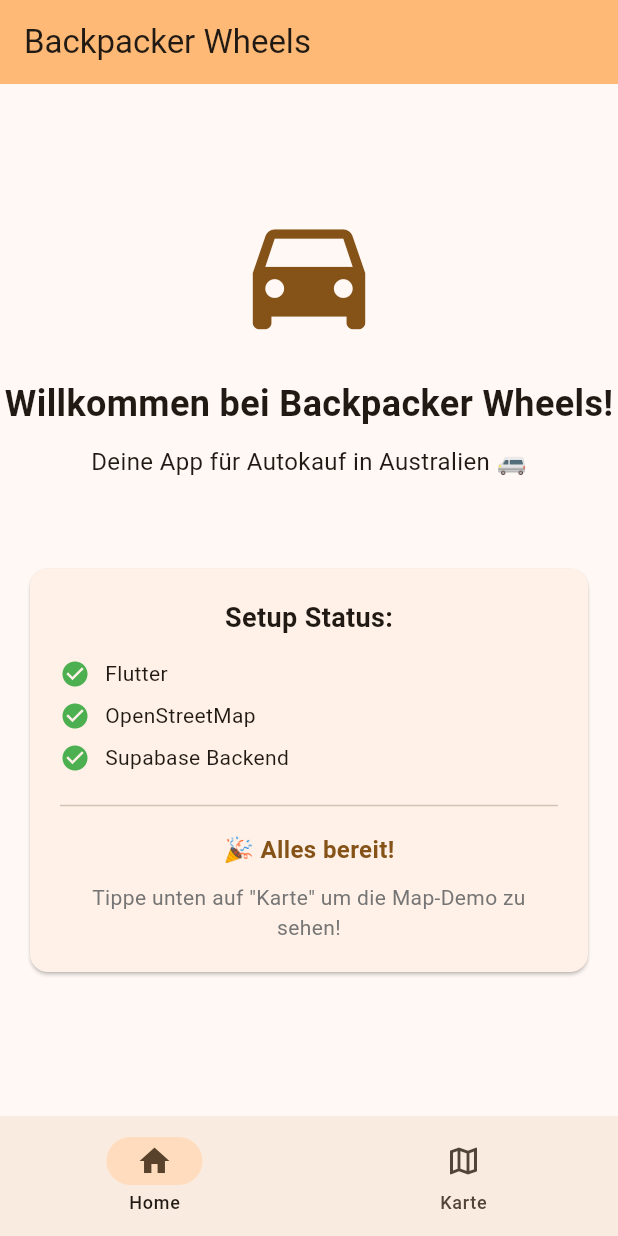
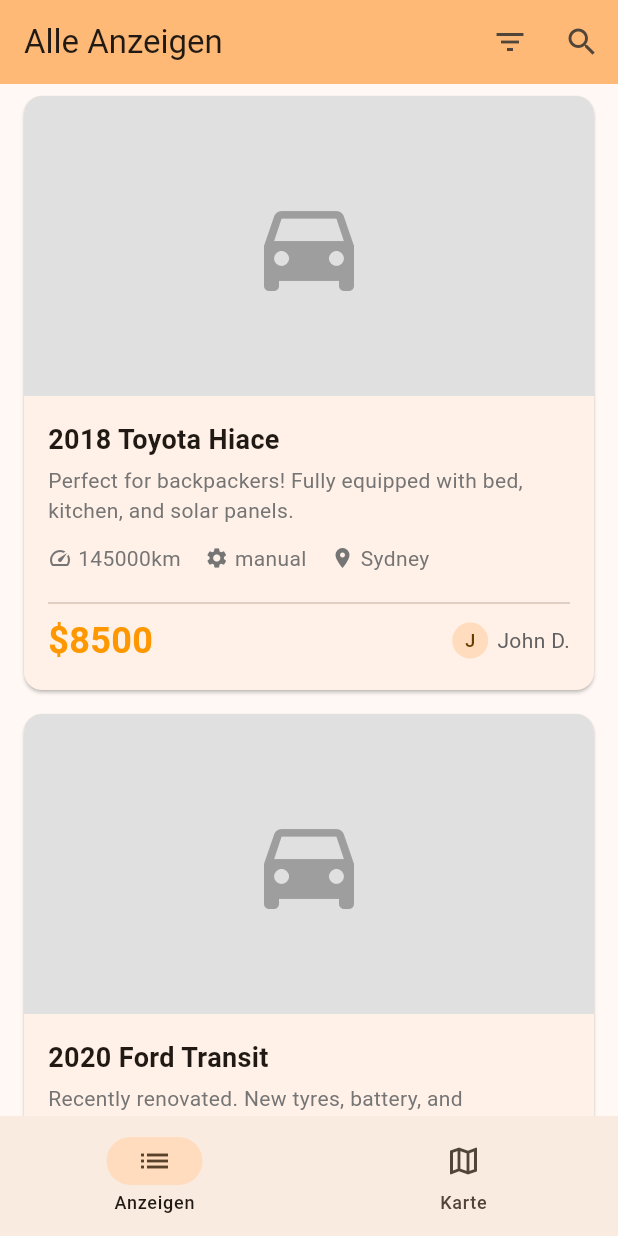
Before and after one commit to ben24188/Backpacker-Wheels, a Flutter app: the screen it shows after launch, on a phone screen of 412 x 824 dp. Run offline on Flutter 3.47's test engine with Material 3 defaults, Android fonts, the phone set to English and light mode, and no system bars; our stand-ins replace flutter_map, latlong2, supabase_flutter; accounts and stored records are empty.

Commit message:
Anzeigen-Feed mit Vehicle Cards und Datenmodell hinzugefügt

```diff
--- a/lib/main.dart
+++ b/lib/main.dart
@@ -2,6 +2,7 @@
 import 'package:supabase_flutter/supabase_flutter.dart';
 import 'config/supabase_config.dart';
 import 'screens/map_screen.dart';
+import 'screens/feed_screen.dart';
 
 void main() async {
   WidgetsFlutterBinding.ensureInitialized();
@@ -49,7 +50,7 @@
   int _currentIndex = 0;
 
   final List<Widget> _screens = [
-    const HomePage(),
+    const FeedScreen(),
     const MapScreen(),
   ];
 
@@ -66,9 +67,9 @@
         },
         destinations: const [
           NavigationDestination(
-            icon: Icon(Icons.home_outlined),
-            selectedIcon: Icon(Icons.home),
-            label: 'Home',
+            icon: Icon(Icons.list_outlined),
+            selectedIcon: Icon(Icons.list),
+            label: 'Anzeigen',
           ),
           NavigationDestination(
             icon: Icon(Icons.map_outlined),
@@ -80,93 +81,3 @@
     );
   }
 }
-
-class HomePage extends StatelessWidget {
-  const HomePage({super.key});
-
-  @override
-  Widget build(BuildContext context) {
-    return Scaffold(
-      appBar: AppBar(
-        title: const Text('Backpacker Wheels'),
-        backgroundColor: Theme.of(context).colorScheme.inversePrimary,
-      ),
-      body: Center(
-        child: Column(
-          mainAxisAlignment: MainAxisAlignment.center,
-          children: [
-            Icon(
-              Icons.directions_car,
-              size: 100,
-              color: Theme.of(context).colorScheme.primary,
-            ),
-            const SizedBox(height: 20),
-            const Text(
-              'Willkommen bei Backpacker Wheels!',
-              style: TextStyle(fontSize: 24, fontWeight: FontWeight.bold),
-            ),
-            const SizedBox(height: 10),
-            const Text(
-              'Deine App für Autokauf in Australien 🚐',
-              style: TextStyle(fontSize: 16),
-              textAlign: TextAlign.center,
-            ),
-            const SizedBox(height: 40),
-            _buildStatusCard(context),
-          ],
-        ),
-      ),
-    );
-  }
-
-  Widget _buildStatusCard(BuildContext context) {
-    return Card(
-      margin: const EdgeInsets.all(20),
-      child: Padding(
-        padding: const EdgeInsets.all(20),
-        child: Column(
-          children: [
-            const Text(
-              'Setup Status:',
-              style: TextStyle(fontSize: 18, fontWeight: FontWeight.bold),
-            ),
-            const SizedBox(height: 10),
-            _buildStatusRow(Icons.check_circle, 'Flutter', Colors.green),
-            _buildStatusRow(Icons.check_circle, 'OpenStreetMap', Colors.green),
-            _buildStatusRow(Icons.check_circle, 'Supabase Backend', Colors.green),
-            const SizedBox(height: 10),
-            const Divider(),
-            const SizedBox(height: 10),
-            Text(
-              '🎉 Alles bereit!',
-              style: TextStyle(
-                fontSize: 16,
-                color: Theme.of(context).colorScheme.primary,
-                fontWeight: FontWeight.bold,
-              ),
-            ),
-            const SizedBox(height: 10),
-            Text(
-              'Tippe unten auf "Karte" um die Map-Demo zu sehen!',
-              style: TextStyle(color: Colors.grey[600]),
-              textAlign: TextAlign.center,
-            ),
-          ],
-        ),
-      ),
-    );
-  }
-
-  Widget _buildStatusRow(IconData icon, String label, Color color) {
-    return Padding(
-      padding: const EdgeInsets.symmetric(vertical: 4),
-      child: Row(
-        children: [
-          Icon(icon, color: color, size: 20),
-          const SizedBox(width: 10),
-          Text(label),
-        ],
-      ),
-    );
-  }
-}
--- /dev/null
+++ b/lib/models/vehicle.dart
@@ -0,0 +1,100 @@
+import 'package:latlong2/latlong.dart';
+
+class Vehicle {
+  final String id;
+  final String userId;
+  final String title;
+  final String description;
+  final String make;
+  final String model;
+  final int year;
+  final double price;
+  final int? mileage;
+  final String? fuelType;
+  final String? transmission;
+  final LatLng location;
+  final String? city;
+  final String? state;
+  final String status;
+  final List<String> images;
+  final DateTime createdAt;
+  final String? sellerName;
+
+  Vehicle({
+    required this.id,
+    required this.userId,
+    required this.title,
+    required this.description,
+    required this.make,
+    required this.model,
+    required this.year,
+    required this.price,
+    this.mileage,
+    this.fuelType,
+    this.transmission,
+    required this.location,
+    this.city,
+    this.state,
+    this.status = 'available',
+    this.images = const [],
+    required this.createdAt,
+    this.sellerName,
+  });
+
+  // Von Supabase JSON zu Vehicle
+  factory Vehicle.fromJson(Map<String, dynamic> json) {
+    return Vehicle(
+      id: json['id'],
+      userId: json['user_id'],
+      title: json['title'],
+      description: json['description'] ?? '',
+      make: json['make'],
+      model: json['model'],
+      year: json['year'],
+      price: (json['price'] as num).toDouble(),
+      mileage: json['mileage'],
+      fuelType: json['fuel_type'],
+      transmission: json['transmission'],
+      location: LatLng(
+        (json['latitude'] as num).toDouble(),
+        (json['longitude'] as num).toDouble(),
+      ),
+      city: json['city'],
+      state: json['state'],
+      status: json['status'] ?? 'available',
+      images: json['images'] != null
+          ? List<String>.from(json['images'])
+          : [],
+      createdAt: DateTime.parse(json['created_at']),
+      sellerName: json['seller_name'],
+    );
+  }
+
+  // Vehicle zu Supabase JSON
+  Map<String, dynamic> toJson() {
+    return {
+      'user_id': userId,
+      'title': title,
+      'description': description,
+      'make': make,
+      'model': model,
+      'year': year,
+      'price': price,
+      'mileage': mileage,
+      'fuel_type': fuelType,
+      'transmission': transmission,
+      'latitude': location.latitude,
+      'longitude': location.longitude,
+      'city': city,
+      'state': state,
+      'status': status,
+      'images': images,
+    };
+  }
+
+  // Formatierter Preis
+  String get formattedPrice => '\$${price.toStringAsFixed(0)}';
+
+  // Vollständiger Titel mit Jahr
+  String get fullTitle => '$year $make $model';
+}
--- /dev/null
+++ b/lib/screens/feed_screen.dart
@@ -0,0 +1,214 @@
+import 'package:flutter/material.dart';
+import 'package:latlong2/latlong.dart';
+import '../models/vehicle.dart';
+import '../widgets/vehicle_card.dart';
+
+class FeedScreen extends StatefulWidget {
+  const FeedScreen({super.key});
+
+  @override
+  State<FeedScreen> createState() => _FeedScreenState();
+}
+
+class _FeedScreenState extends State<FeedScreen> {
+  // Demo-Daten (später von Supabase laden)
+  late List<Vehicle> _vehicles;
+  bool _isLoading = false;
+
+  @override
+  void initState() {
+    super.initState();
+    _loadDemoVehicles();
+  }
+
+  void _loadDemoVehicles() {
+    _vehicles = [
+      Vehicle(
+        id: '1',
+        userId: 'user1',
+        title: 'Toyota Hiace Campervan',
+        description: 'Perfect for backpackers! Fully equipped with bed, kitchen, and solar panels.',
+        make: 'Toyota',
+        model: 'Hiace',
+        year: 2018,
+        price: 8500,
+        mileage: 145000,
+        fuelType: 'diesel',
+        transmission: 'manual',
+        location: const LatLng(-33.8688, 151.2093),
+        city: 'Sydney',
+        state: 'NSW',
+        status: 'available',
+        images: [],
+        createdAt: DateTime.now().subtract(const Duration(days: 2)),
+        sellerName: 'John D.',
+      ),
+      Vehicle(
+        id: '2',
+        userId: 'user2',
+        title: 'Ford Transit Camper',
+        description: 'Recently renovated. New tyres, battery, and registration. Ready for adventures!',
+        make: 'Ford',
+        model: 'Transit',
+        year: 2020,
+        price: 12000,
+        mileage: 98000,
+        fuelType: 'diesel',
+        transmission: 'manual',
+        location: const LatLng(-37.8136, 144.9631),
+        city: 'Melbourne',
+        state: 'VIC',
+        status: 'available',
+        images: [],
+        createdAt: DateTime.now().subtract(const Duration(days: 5)),
+        sellerName: 'Sarah M.',
+      ),
+      Vehicle(
+        id: '3',
+        userId: 'user3',
+        title: 'VW Transporter T5',
+        description: 'Iconic VW camper with pop-top roof. Drives like a dream!',
+        make: 'Volkswagen',
+        model: 'Transporter',
+        year: 2019,
+        price: 15500,
+        mileage: 112000,
+        fuelType: 'diesel',
+        transmission: 'automatic',
+        location: const LatLng(-27.4698, 153.0251),
+        city: 'Brisbane',
+        state: 'QLD',
+        status: 'available',
+        images: [],
+        createdAt: DateTime.now().subtract(const Duration(days: 1)),
+        sellerName: 'Mike R.',
+      ),
+      Vehicle(
+        id: '4',
+        userId: 'user4',
+        title: 'Mitsubishi Delica 4WD',
+        description: '4x4 perfect for outback adventures. Dual fuel system. Reliable and spacious.',
+        make: 'Mitsubishi',
+        model: 'Delica',
+        year: 2017,
+        price: 9800,
+        mileage: 178000,
+        fuelType: 'petrol',
+        transmission: 'automatic',
+        location: const LatLng(-31.9505, 115.8605),
+        city: 'Perth',
+        state: 'WA',
+        status: 'available',
+        images: [],
+        createdAt: DateTime.now().subtract(const Duration(days: 7)),
+        sellerName: 'Emma L.',
+      ),
+      Vehicle(
+        id: '5',
+        userId: 'user5',
+        title: 'Nissan Caravan Camper',
+        description: 'Budget-friendly option. Good condition, just needs some love!',
+        make: 'Nissan',
+        model: 'Caravan',
+        year: 2016,
+        price: 7200,
+        mileage: 225000,
+        fuelType: 'diesel',
+        transmission: 'manual',
+        location: const LatLng(-34.9285, 138.6007),
+        city: 'Adelaide',
+        state: 'SA',
+        status: 'available',
+        images: [],
+        createdAt: DateTime.now().subtract(const Duration(days: 10)),
+        sellerName: 'Tom B.',
+      ),
+      Vehicle(
+        id: '6',
+        userId: 'user6',
+        title: 'Toyota Landcruiser',
+        description: 'Legendary 4WD. Perfect for remote travel. Roof tent included!',
+        make: 'Toyota',
+        model: 'Landcruiser',
+        year: 2015,
+        price: 22000,
+        mileage: 198000,
+        fuelType: 'diesel',
+        transmission: 'automatic',
+        location: const LatLng(-12.4634, 130.8456),
+        city: 'Darwin',
+        state: 'NT',
+        status: 'available',
+        images: [],
+        createdAt: DateTime.now().subtract(const Duration(hours: 12)),
+        sellerName: 'David W.',
+      ),
+    ];
+  }
+
+  @override
+  Widget build(BuildContext context) {
+    return Scaffold(
+      appBar: AppBar(
+        title: const Text('Alle Anzeigen'),
+        backgroundColor: Theme.of(context).colorScheme.inversePrimary,
+        actions: [
+          IconButton(
+            icon: const Icon(Icons.filter_list),
+            onPressed: () {
+              ScaffoldMessenger.of(context).showSnackBar(
+                const SnackBar(content: Text('Filter kommt bald!')),
+              );
+            },
+          ),
+          IconButton(
+            icon: const Icon(Icons.search),
+            onPressed: () {
+              ScaffoldMessenger.of(context).showSnackBar(
+                const SnackBar(content: Text('Suche kommt bald!')),
+              );
+            },
+          ),
+        ],
+      ),
+      body: _isLoading
+          ? const Center(child: CircularProgressIndicator())
+          : RefreshIndicator(
+              onRefresh: _onRefresh,
+              child: ListView.builder(
+                itemCount: _vehicles.length,
+                itemBuilder: (context, index) {
+                  final vehicle = _vehicles[index];
+                  return VehicleCard(
+                    vehicle: vehicle,
+                    onTap: () => _showVehicleDetails(vehicle),
+                  );
+                },
+              ),
+            ),
+    );
+  }
+
+  Future<void> _onRefresh() async {
+    // TODO: Echte Daten von Supabase laden
+    await Future.delayed(const Duration(seconds: 1));
+    if (mounted) {
+      ScaffoldMessenger.of(context).showSnackBar(
+        const SnackBar(content: Text('Daten aktualisiert!')),
+      );
+    }
+  }
+
+  void _showVehicleDetails(Vehicle vehicle) {
+    ScaffoldMessenger.of(context).showSnackBar(
+      SnackBar(
+        content: Text('Details für ${vehicle.fullTitle}'),
+        action: SnackBarAction(
+          label: 'OK',
+          onPressed: () {},
+        ),
+      ),
+    );
+    // TODO: Navigation zur Detail-Seite
+  }
+}
--- /dev/null
+++ b/lib/widgets/vehicle_card.dart
@@ -0,0 +1,178 @@
+import 'package:flutter/material.dart';
+import '../models/vehicle.dart';
+
+class VehicleCard extends StatelessWidget {
+  final Vehicle vehicle;
+  final VoidCallback? onTap;
+
+  const VehicleCard({
+    super.key,
+    required this.vehicle,
+    this.onTap,
+  });
+
+  @override
+  Widget build(BuildContext context) {
+    return Card(
+      clipBehavior: Clip.antiAlias,
+      margin: const EdgeInsets.symmetric(horizontal: 16, vertical: 8),
+      child: InkWell(
+        onTap: onTap,
+        child: Column(
+          crossAxisAlignment: CrossAxisAlignment.start,
+          children: [
+            _buildImage(),
+            Padding(
+              padding: const EdgeInsets.all(16),
+              child: Column(
+                crossAxisAlignment: CrossAxisAlignment.start,
+                children: [
+                  Text(
+                    vehicle.fullTitle,
+                    style: const TextStyle(
+                      fontSize: 18,
+                      fontWeight: FontWeight.bold,
+                    ),
+                  ),
+                  const SizedBox(height: 4),
+                  if (vehicle.description.isNotEmpty)
+                    Text(
+                      vehicle.description,
+                      maxLines: 2,
+                      overflow: TextOverflow.ellipsis,
+                      style: TextStyle(
+                        color: Colors.grey[600],
+                        fontSize: 14,
+                      ),
+                    ),
+                  const SizedBox(height: 12),
+                  Row(
+                    children: [
+                      if (vehicle.mileage != null) ...[
+                        Icon(Icons.speed, size: 16, color: Colors.grey[600]),
+                        const SizedBox(width: 4),
+                        Text(
+                          '${vehicle.mileage}km',
+                          style: TextStyle(color: Colors.grey[600]),
+                        ),
+                        const SizedBox(width: 16),
+                      ],
+                      if (vehicle.transmission != null) ...[
+                        Icon(Icons.settings, size: 16, color: Colors.grey[600]),
+                        const SizedBox(width: 4),
+                        Text(
+                          vehicle.transmission!,
+                          style: TextStyle(color: Colors.grey[600]),
+                        ),
+                        const SizedBox(width: 16),
+                      ],
+                      Icon(Icons.location_on, size: 16, color: Colors.grey[600]),
+                      const SizedBox(width: 4),
+                      Text(
+                        vehicle.city ?? vehicle.state ?? 'Australia',
+                        style: TextStyle(color: Colors.grey[600]),
+                      ),
+                    ],
+                  ),
+                  const SizedBox(height: 12),
+                  const Divider(),
+                  Row(
+                    mainAxisAlignment: MainAxisAlignment.spaceBetween,
+                    children: [
+                      Text(
+                        vehicle.formattedPrice,
+                        style: const TextStyle(
+                          fontSize: 24,
+                          fontWeight: FontWeight.bold,
+                          color: Colors.orange,
+                        ),
+                      ),
+                      if (vehicle.sellerName != null)
+                        Row(
+                          children: [
+                            CircleAvatar(
+                              radius: 12,
+                              child: Text(
+                                vehicle.sellerName![0].toUpperCase(),
+                                style: const TextStyle(fontSize: 12),
+                              ),
+                            ),
+                            const SizedBox(width: 6),
+                            Text(
+                              vehicle.sellerName!,
+                              style: TextStyle(
+                                color: Colors.grey[700],
+                                fontSize: 14,
+                              ),
+                            ),
+                          ],
+                        ),
+                    ],
+                  ),
+                ],
+              ),
+            ),
+          ],
+        ),
+      ),
+    );
+  }
+
+  Widget _buildImage() {
+    if (vehicle.images.isEmpty) {
+      return Container(
+        height: 200,
+        color: Colors.grey[300],
+        child: const Center(
+          child: Icon(Icons.directions_car, size: 80, color: Colors.grey),
+        ),
+      );
+    }
+
+    return Stack(
+      children: [
+        Image.network(
+          vehicle.images.first,
+          height: 200,
+          width: double.infinity,
+          fit: BoxFit.cover,
+          errorBuilder: (context, error, stackTrace) {
+            return Container(
+              height: 200,
+              color: Colors.grey[300],
+              child: const Center(
+                child: Icon(Icons.broken_image, size: 50, color: Colors.grey),
+              ),
+            );
+          },
+        ),
+        if (vehicle.images.length > 1)
+          Positioned(
+            top: 8,
+            right: 8,
+            child: Container(
+              padding: const EdgeInsets.symmetric(horizontal: 8, vertical: 4),
+              decoration: BoxDecoration(
+                color: Colors.black54,
+                borderRadius: BorderRadius.circular(12),
+              ),
+              child: Row(
+                children: [
+                  const Icon(Icons.image, size: 14, color: Colors.white),
+                  const SizedBox(width: 4),
+                  Text(
+                    '${vehicle.images.length}',
+                    style: const TextStyle(
+                      color: Colors.white,
+                      fontSize: 12,
+                      fontWeight: FontWeight.bold,
+                    ),
+                  ),
+                ],
+              ),
+            ),
+          ),
+      ],
+    );
+  }
+}
```
Also changed, not shown: 5 other files.
